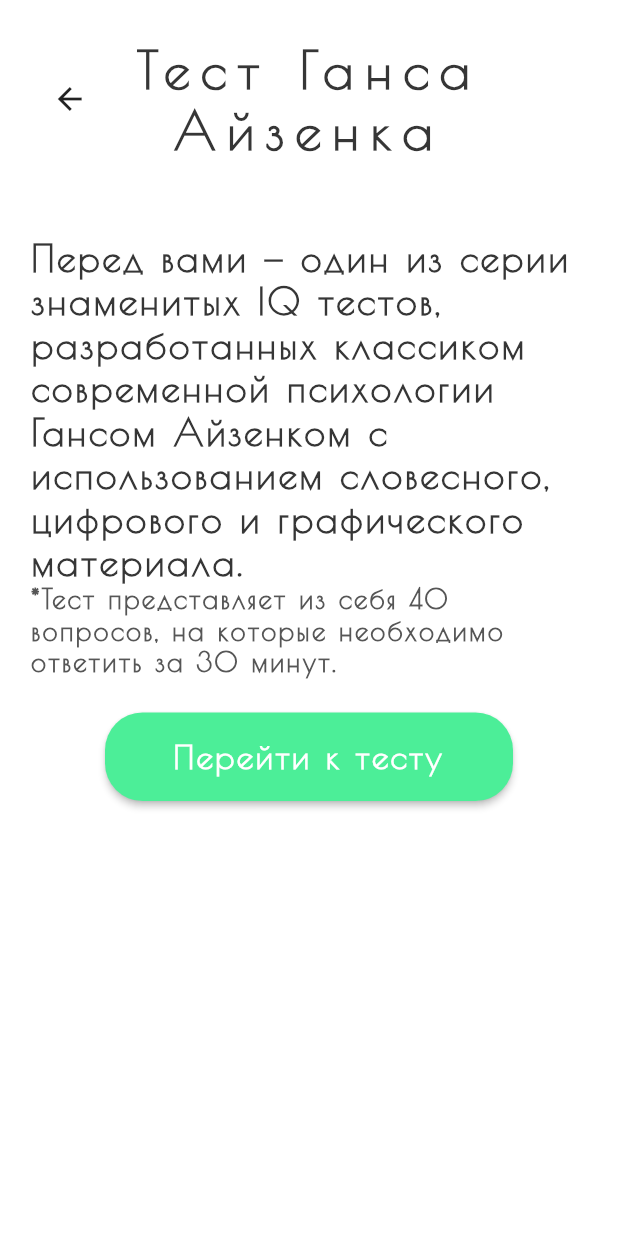
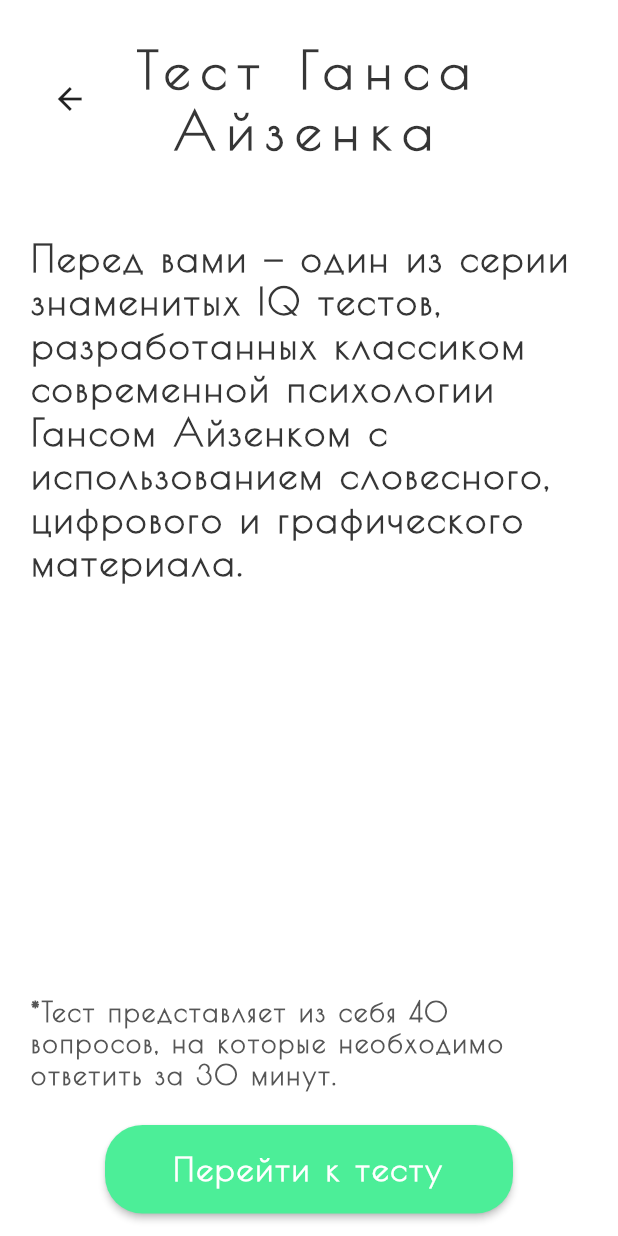
Before and after one commit to DavidBeppiev/iq-test, a Flutter app: the TestsDescriptionPage screen opened directly, on a phone screen of 412 x 824 dp. Run offline on Flutter 3.47's test engine with Material 2 defaults, Android fonts, the phone set to English and light mode, and no system bars.

Commit message:
=== BUG FIX === 1) fix ui with device size

```diff
--- a/lib/ui/pages/tests_description_page.dart
+++ b/lib/ui/pages/tests_description_page.dart
@@ -9,8 +9,7 @@ class TestsDescriptionPage extends StatelessWidget {
   @override
   Widget build(BuildContext context) {
     return Scaffold(
-        body: SingleChildScrollView(
-      child: SafeArea(
+        body: SafeArea(
           child: Center(
             child: Padding(
               padding: const EdgeInsets.only(top: 25.0, right: 20.0, left: 20.0),
@@ -23,7 +22,9 @@ class TestsDescriptionPage extends StatelessWidget {
                         children: [
                           Expanded(
                               child: IconButton(
-                                onPressed: () => Navigator.pop(context), icon: const Icon(Icons.arrow_back))),
+                                  onPressed: () => Navigator.pop(context), icon: const Icon(Icons.arrow_back)
+                              )
+                          ),
                           const Expanded(
                             flex: 5,
                             child: Text(
@@ -60,7 +61,6 @@ class TestsDescriptionPage extends StatelessWidget {
               ),
             ),
           ),
-      ),
         ));
   }
 }
--- a/pubspec.yaml
+++ b/pubspec.yaml
@@ -11,7 +11,6 @@ environment:
 dependencies:
   flutter:
     sdk: flutter
-
 
   cupertino_icons: ^1.0.2
   flutter_bloc: ^8.1.1
```
Lines whose indentation alone changed are shown as unchanged.
